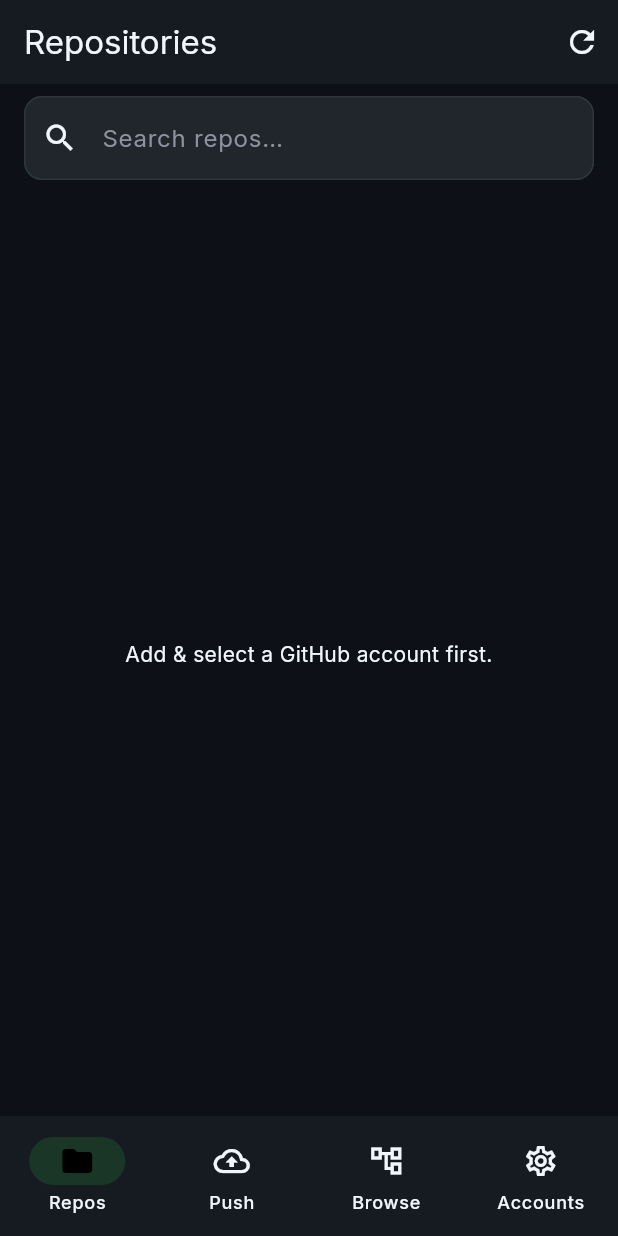
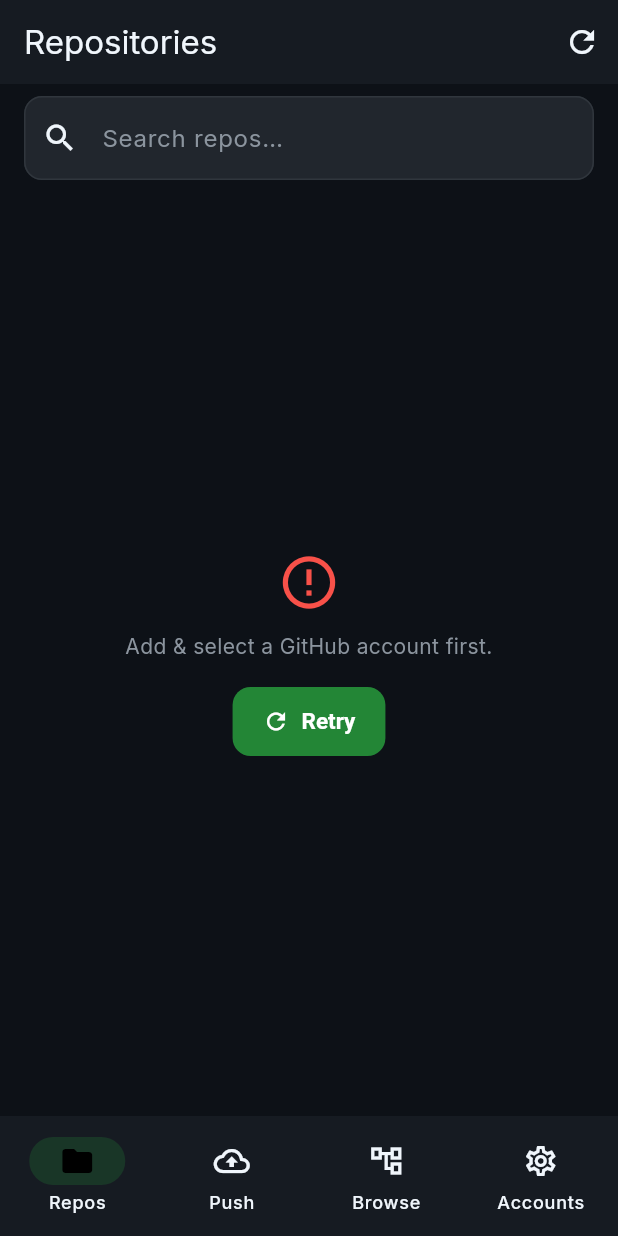
Before and after one commit to rjfahim8130-code/Git, a Flutter app: the screen it shows after launch, after a tap on the "refresh" icon, on a phone screen of 412 x 824 dp. Run offline on Flutter 3.47's test engine with Material 3 defaults, Android fonts, the phone set to English and light mode, and no system bars; our stand-ins replace dio, file_picker, flutter_riverpod, flutter_secure_storage, google_fonts, shared_preferences.

Commit message:
Refactor repos_screen.dart for improved state management
Refactor repos_screen.dart to use const lists for _repos and _branches. Update error handling and improve branch selection logic.

```diff
--- a/lib/features/repos/repos_screen.dart
+++ b/lib/features/repos/repos_screen.dart
@@ -13,8 +13,8 @@ class ReposScreen extends ConsumerStatefulWidget {
 }
 
 class _ReposScreenState extends ConsumerState<ReposScreen> {
-  List<GhRepo> _repos = [];
-  List<String> _branches = [];
+  List<GhRepo> _repos = const [];
+  List<String> _branches = const [];
   bool _loading = false;
   String? _error;
   String _query = '';
@@ -30,9 +30,10 @@ class _ReposScreenState extends ConsumerState<ReposScreen> {
   Future<void> _loadRepos() async {
     final api = ref.read(apiProvider);
     if (api == null) {
+      if (!mounted) return;
       setState(() {
         _error = 'Add & select a GitHub account first.';
-        _repos = [];
+        _repos = const [];
       });
       return;
     }
@@ -42,6 +43,7 @@ class _ReposScreenState extends ConsumerState<ReposScreen> {
     });
     try {
       final list = await api.listRepos();
+      if (!mounted) return;
       final session = ref.read(sessionTargetProvider);
       setState(() {
         _repos = list;
@@ -55,9 +57,10 @@ class _ReposScreenState extends ConsumerState<ReposScreen> {
         await _loadBranches(_selectedFullName!);
       }
     } catch (e) {
+      if (!mounted) return;
       setState(() {
         _loading = false;
-        _error = api.friendlyError(e);
+        _error = GitHubApi.friendlyError(e);
       });
     }
   }
@@ -69,23 +72,46 @@ class _ReposScreenState extends ConsumerState<ReposScreen> {
     if (parts.length != 2) return;
     try {
       final branches = await api.listBranches(parts[0], parts[1]);
-      final repo = _repos.cast<GhRepo?>().firstWhere(
-            (r) => r?.fullName == fullName,
-            orElse: () => null,
-          );
+      if (!mounted) return;
+      final repo = _repos.where((r) => r.fullName == fullName).firstOrNull;
+      final defaultBranch = repo?.defaultBranch ?? 'main';
       setState(() {
         _branches = branches;
         _selectedBranch = branches.contains(_selectedBranch)
             ? _selectedBranch
-            : (repo?.defaultBranch ?? branches.first);
+            : (branches.contains(defaultBranch)
+                ? defaultBranch
+                : (branches.isNotEmpty ? branches.first : null));
       });
-    } catch (_) {}
+    } catch (_) {
+      // ignore branch load errors (repo may be empty)
+    }
   }
 
   List<GhRepo> get _filtered {
     if (_query.trim().isEmpty) return _repos;
     final q = _query.toLowerCase();
     return _repos.where((r) => r.fullName.toLowerCase().contains(q)).toList();
+  }
+
+  Future<void> _onRepoSelected(GhRepo r) async {
+    if (_loading) return;
+    setState(() {
+      _selectedFullName = r.fullName;
+      _selectedBranch = r.defaultBranch;
+    });
+    await ref.read(sessionTargetProvider.notifier).set(
+          owner: r.owner,
+          repo: r.name,
+          branch: r.defaultBranch,
+        );
+    await _loadBranches(r.fullName);
+  }
+
+  Future<void> _onBranchSelected(String? b) async {
+    if (b == null || _selectedFullName == null) return;
+    setState(() => _selectedBranch = b);
+    await ref.read(sessionTargetProvider.notifier).setBranch(b);
   }
 
   @override
@@ -102,7 +128,10 @@ class _ReposScreenState extends ConsumerState<ReposScreen> {
             if (active != null)
               Text(
                 active.login ?? active.label,
-                style: const TextStyle(fontSize: 12, color: AppColors.textSecondary),
+                style: const TextStyle(
+                  fontSize: 12,
+                  color: AppColors.textSecondary,
+                ),
               ),
           ],
         ),
@@ -138,11 +167,14 @@ class _ReposScreenState extends ConsumerState<ReposScreen> {
                   ],
                 ),
                 borderRadius: BorderRadius.circular(12),
-                border: Border.all(color: AppColors.primary.withValues(alpha: 0.4)),
+                border: Border.all(
+                  color: AppColors.primary.withValues(alpha: 0.4),
+                ),
               ),
               child: Row(
                 children: [
-                  const Icon(Icons.check_circle, color: AppColors.primary, size: 20),
+                  const Icon(Icons.check_circle,
+                      color: AppColors.primary, size: 20),
                   const SizedBox(width: 8),
                   Expanded(
                     child: Text(
@@ -158,18 +190,12 @@ class _ReposScreenState extends ConsumerState<ReposScreen> {
                             : _branches.first,
                         dropdownColor: AppColors.cardDark,
                         items: _branches
-                            .map((b) => DropdownMenuItem(value: b, child: Text(b)))
+                            .map((b) => DropdownMenuItem(
+                                  value: b,
+                                  child: Text(b),
+                                ))
                             .toList(),
-                        onChanged: (b) async {
-                          if (b == null || _selectedFullName == null) return;
-                          setState(() => _selectedBranch = b);
-                          final parts = _selectedFullName!.split('/');
-                          await ref.read(sessionTargetProvider.notifier).set(
-                                owner: parts[0],
-                                repo: parts[1],
-                                branch: b,
-                              );
-                        },
+                        onChanged: _onBranchSelected,
                       ),
                     ),
                 ],
@@ -182,7 +208,38 @@ class _ReposScreenState extends ConsumerState<ReposScreen> {
                     ? Center(
                         child: Padding(
                           padding: const EdgeInsets.all(24),
-                          child: Text(_error!, textAlign: TextAlign.center),
+                          child: Column(
+                            mainAxisSize: MainAxisSize.min,
+                            children: [
+                              const Icon(Icons.error_outline,
+                                  size: 42, color: AppColors.danger),
+                              const SizedBox(height: 12),
+                              Text(
+                                _error!,
+                                textAlign: TextAlign.center,
+                                style: const TextStyle(
+                                  color: AppColors.textSecondary,
+                                ),
+                              ),
+                              const SizedBox(height: 16),
+                              ElevatedButton.icon(
+                                onPressed: _loadRepos,
+                                icon: const Icon(Icons.refresh),
+                                label: const Text('Retry'),
+                              ),
+                            ],
+                          ),
+                        ),
+                      )
+                    : _filtered.isEmpty
+                        ? Center(
+                            child: Text(
+                              _repos.isEmpty
+                                  ? 'No repositories found'
+                                  : 'No matches for "$_query"',
+                              style: const TextStyle(
+                                color: AppColors.textSecondary,
+                              ),
                             ),
                           )
                         : ListView.builder(
@@ -198,22 +255,12 @@ class _ReposScreenState extends ConsumerState<ReposScreen> {
                                   borderRadius: BorderRadius.circular(12),
                                   child: InkWell(
                                     borderRadius: BorderRadius.circular(12),
-                                onTap: () async {
-                                  setState(() {
-                                    _selectedFullName = r.fullName;
-                                    _selectedBranch = r.defaultBranch;
-                                  });
-                                  await ref.read(sessionTargetProvider.notifier).set(
-                                        owner: r.owner,
-                                        repo: r.name,
-                                        branch: r.defaultBranch,
-                                      );
-                                  await _loadBranches(r.fullName);
-                                },
+                                    onTap: () => _onRepoSelected(r),
                                     child: Container(
                                       padding: const EdgeInsets.all(14),
                                       decoration: BoxDecoration(
-                                    borderRadius: BorderRadius.circular(12),
+                                        borderRadius:
+                                            BorderRadius.circular(12),
                                         border: Border.all(
                                           color: selected
                                               ? AppColors.primary
@@ -223,35 +270,43 @@ class _ReposScreenState extends ConsumerState<ReposScreen> {
                                       child: Row(
                                         children: [
                                           Icon(
-                                        r.private ? Icons.lock_outline : Icons.public,
+                                            r.private
+                                                ? Icons.lock_outline
+                                                : Icons.public,
                                             size: 18,
                                             color: AppColors.textSecondary,
                                           ),
                                           const SizedBox(width: 10),
                                           Expanded(
                                             child: Column(
-                                          crossAxisAlignment: CrossAxisAlignment.start,
+                                              crossAxisAlignment:
+                                                  CrossAxisAlignment.start,
                                               children: [
                                                 Text(
                                                   r.fullName,
-                                              style: const TextStyle(fontWeight: FontWeight.w600),
+                                                  style: const TextStyle(
+                                                    fontWeight: FontWeight.w600,
+                                                  ),
                                                 ),
                                                 if (r.description != null &&
                                                     r.description!.isNotEmpty)
                                                   Text(
                                                     r.description!,
                                                     maxLines: 1,
-                                                overflow: TextOverflow.ellipsis,
+                                                    overflow:
+                                                        TextOverflow.ellipsis,
                                                     style: const TextStyle(
                                                       fontSize: 12,
-                                                  color: AppColors.textSecondary,
+                                                      color: AppColors
+                                                          .textSecondary,
                                                     ),
                                                   ),
                                               ],
                                             ),
                                           ),
                                           if (selected)
-                                        const Icon(Icons.check, color: AppColors.primary),
+                                            const Icon(Icons.check,
+                                                color: AppColors.primary),
                                         ],
                                       ),
                                     ),
@@ -266,3 +321,11 @@ class _ReposScreenState extends ConsumerState<ReposScreen> {
     );
   }
 }
+
+extension<T> on Iterable<T> {
+  T? get firstOrNull {
+    final it = iterator;
+    if (it.moveNext()) return it.current;
+    return null;
+  }
+}
```
Lines whose indentation alone changed are shown as unchanged.
